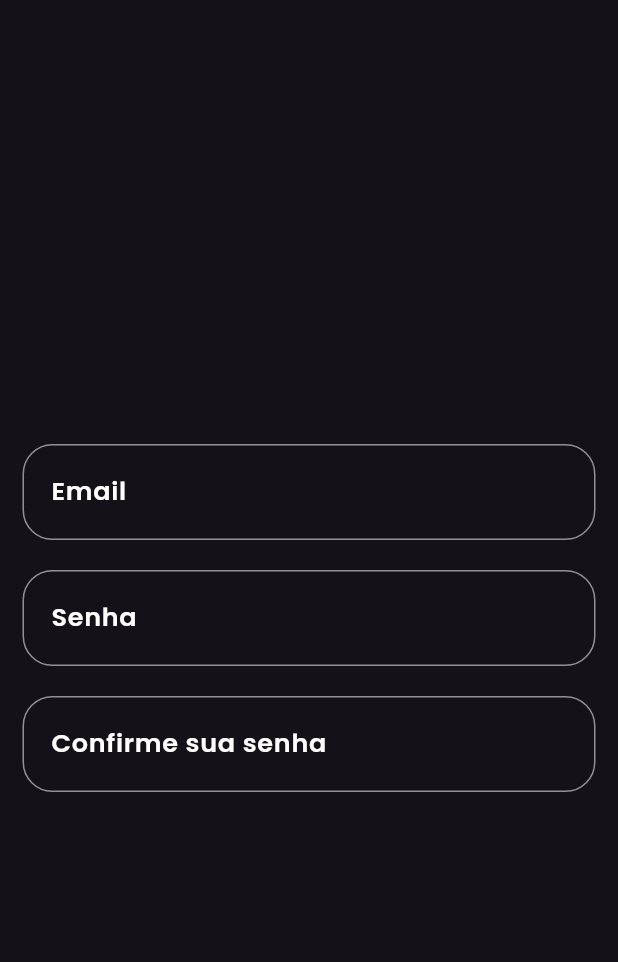
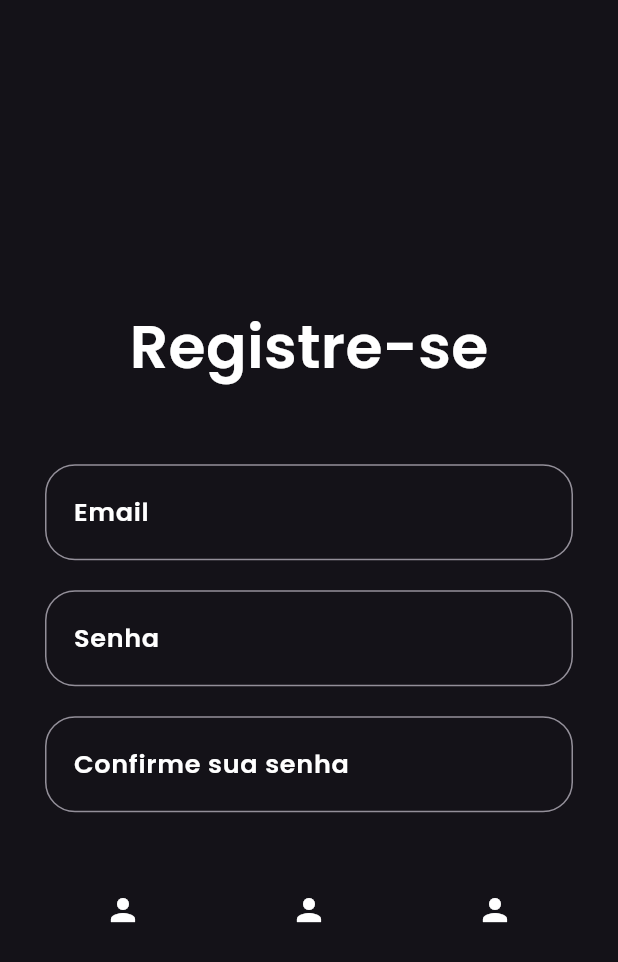
Before and after one commit to reisdeveloper/app_flash_chat, a Flutter app: the ResgistrerScreen screen opened by its route, on a phone screen of 412 x 824 dp. Shown: the top 962 px of the screen. Run offline on Flutter 3.47's test engine with Material 3 defaults, Android fonts, the phone set to English and light mode, and no system bars; our stand-ins replace firebase_core; accounts and stored records are empty.

Commit message:
att screen registrer

```diff
--- a/lib/src/preseatation/screens/register_screen.dart
+++ b/lib/src/preseatation/screens/register_screen.dart
@@ -9,21 +9,35 @@ class ResgistrerScreen extends StatefulWidget {
 }
 
 class _RegistrationScreenState extends State<ResgistrerScreen> {
+  String? _password;
+  String? _email;
+
   @override
   Widget build(BuildContext context) {
-    String? password;
-    String? email;
+    double widht = MediaQuery.of(context).size.width;
     return Scaffold(
       body: Center(
+        child: SingleChildScrollView(
           child: Column(
             mainAxisAlignment: MainAxisAlignment.center,
             children: [
+              Text(
+                'Registre-se',
+                style: TextStyle(
+                  fontSize: 40,
+                  fontFamily: 'Poppins',
+                  fontWeight: FontWeight.w600,
+                ),
+              ),
+              SizedBox(
+                height: 50,
+              ),
               Padding(
-              padding: const EdgeInsets.symmetric(horizontal: 15),
+                padding: const EdgeInsets.symmetric(horizontal: 30),
                 child: CustomTextField(
                   onTap: () {},
                   onChanged: (value) {
-                  email = value;
+                    _email = value;
                   },
                   labelText: 'Email',
                   hintText: 'exemploseuemail@gmail.com',
@@ -33,11 +47,11 @@ class _RegistrationScreenState extends State<ResgistrerScreen> {
                 height: 20,
               ),
               Padding(
-              padding: const EdgeInsets.symmetric(horizontal: 15),
+                padding: const EdgeInsets.symmetric(horizontal: 30),
                 child: CustomTextField(
                   onTap: () {},
                   onChanged: (value) {
-                  password = value;
+                    _password = value;
                   },
                   labelText: 'Senha',
                   hintText: 'Digite sua senha',
@@ -47,20 +61,42 @@ class _RegistrationScreenState extends State<ResgistrerScreen> {
                 height: 20,
               ),
               Padding(
-              padding: const EdgeInsets.symmetric(horizontal: 15),
+                padding: const EdgeInsets.symmetric(horizontal: 30),
                 child: CustomTextField(
                   onTap: () {},
                   onChanged: (value) {
-                  password = value;
+                    _password = value;
                   },
                   labelText: 'Confirme sua senha',
                   hintText: 'Confirme sua senha',
                 ),
               ),
-            Row(
-              children: [],
+              const SizedBox(
+                height: 50,
+              ),
+              Padding(
+                padding: const EdgeInsets.symmetric(horizontal: 20),
+                child: SizedBox(
+                  height: 30,
+                  width: widht,
+                  child: Row(
+                    mainAxisAlignment: MainAxisAlignment.spaceAround,
+                    children: [
+                      Icon(
+                        Icons.person,
+                      ),
+                      Icon(
+                        Icons.person,
+                      ),
+                      Icon(
+                        Icons.person,
                       )
                     ],
+                  ),
+                ),
+              )
+            ],
+          ),
         ),
       ),
     );
```
Lines whose indentation alone changed are shown as unchanged.
